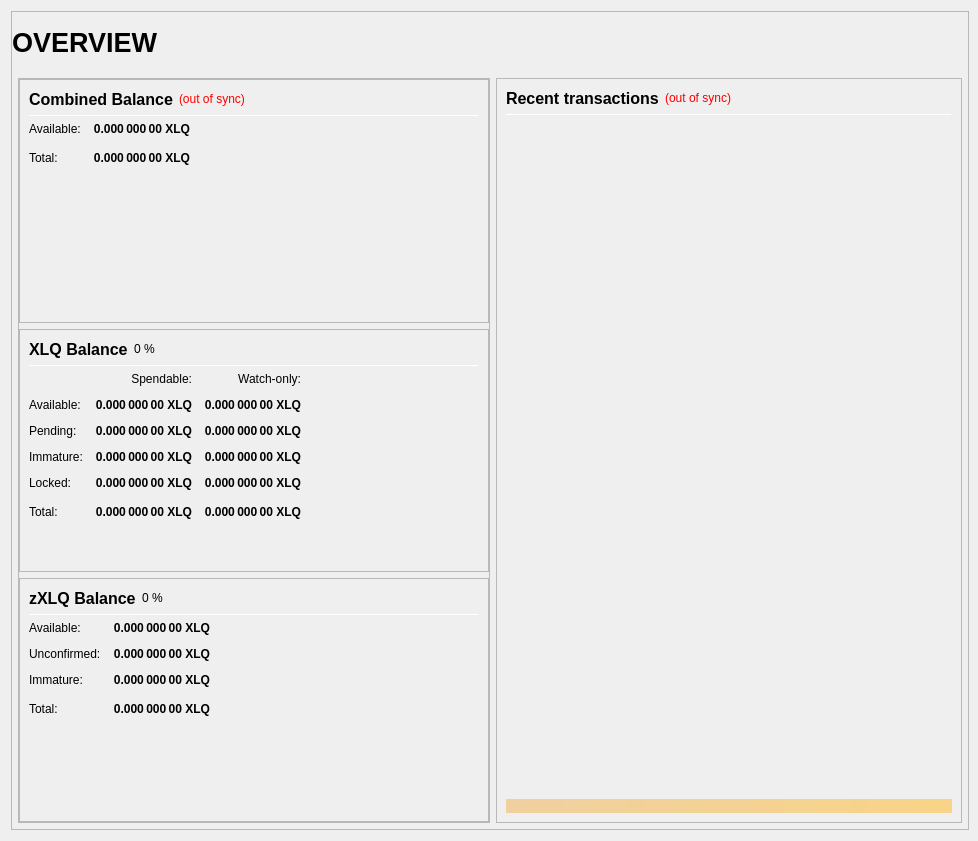
Above: src/qt/forms/overviewpage.ui from piklock/FAQO before the change. Below: the same form after it.
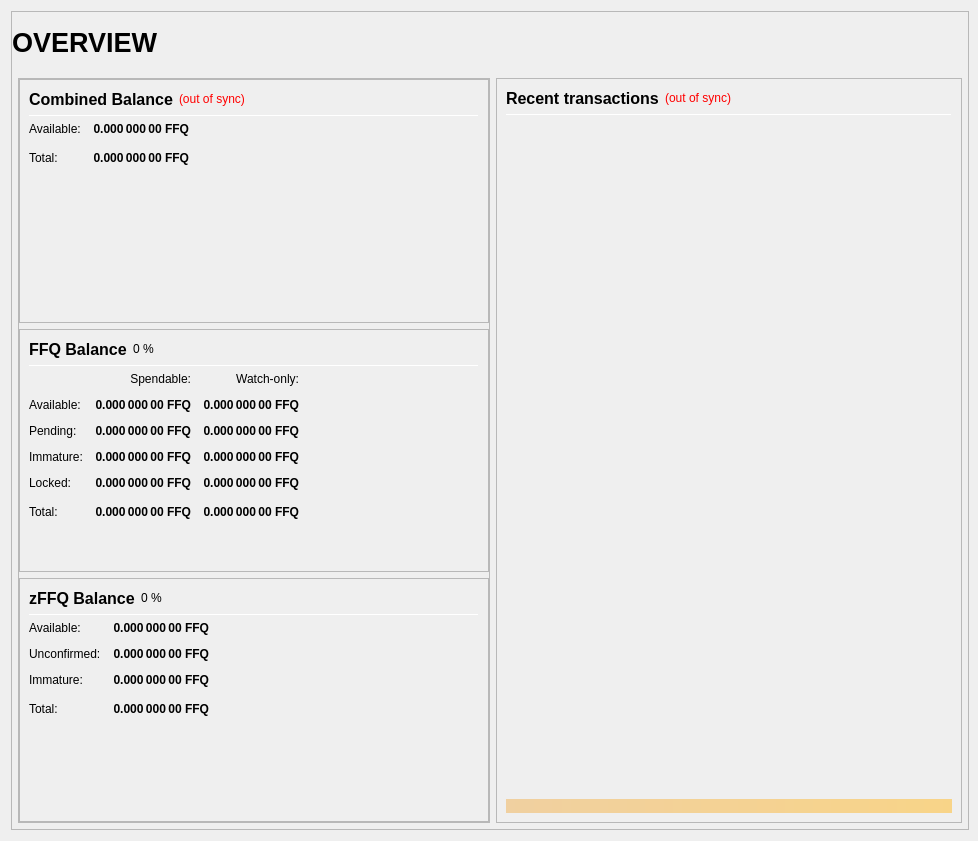
That is the form after the change.

Patch:
```diff
--- a/src/qt/forms/overviewpage.ui
+++ b/src/qt/forms/overviewpage.ui
@@ -333,7 +333,7 @@
                           <string>Your current spendable balance</string>
                          </property>
                          <property name="text">
-                          <string notr="true">0.000 000 00 XLQ</string>
+                          <string notr="true">0.000 000 00 FFQ</string>
                          </property>
                          <property name="alignment">
                           <set>Qt::AlignRight|Qt::AlignTrailing|Qt::AlignVCenter</set>
@@ -365,7 +365,7 @@
                           <string>Total Balance, including all unavailable coins.</string>
                          </property>
                          <property name="text">
-                          <string notr="true">0.000 000 00 XLQ</string>
+                          <string notr="true">0.000 000 00 FFQ</string>
                          </property>
                          <property name="alignment">
                           <set>Qt::AlignRight|Qt::AlignTrailing|Qt::AlignVCenter</set>
@@ -433,7 +433,7 @@
                           </font>
                          </property>
                          <property name="text">
-                          <string>XLQ Balance</string>
+                          <string>FFQ Balance</string>
                          </property>
                         </widget>
                        </item>
@@ -525,7 +525,7 @@
                           <string>Your current spendable balance</string>
                          </property>
                          <property name="text">
-                          <string notr="true">0.000 000 00 XLQ</string>
+                          <string notr="true">0.000 000 00 FFQ</string>
                          </property>
                          <property name="alignment">
                           <set>Qt::AlignRight|Qt::AlignTrailing|Qt::AlignVCenter</set>
@@ -550,7 +550,7 @@
                           <string>Your current balance in watch-only addresses</string>
                          </property>
                          <property name="text">
-                          <string notr="true">0.000 000 00 XLQ</string>
+                          <string notr="true">0.000 000 00 FFQ</string>
                          </property>
                          <property name="alignment">
                           <set>Qt::AlignRight|Qt::AlignTrailing|Qt::AlignVCenter</set>
@@ -582,7 +582,7 @@
                           <string>Total of transactions that have yet to be confirmed, and do not yet count toward the spendable balance</string>
                          </property>
                          <property name="text">
-                          <string notr="true">0.000 000 00 XLQ</string>
+                          <string notr="true">0.000 000 00 FFQ</string>
                          </property>
                          <property name="alignment">
                           <set>Qt::AlignRight|Qt::AlignTrailing|Qt::AlignVCenter</set>
@@ -607,7 +607,7 @@
                           <string>Unconfirmed transactions to watch-only addresses</string>
                          </property>
                          <property name="text">
-                          <string notr="true">0.000 000 00 XLQ</string>
+                          <string notr="true">0.000 000 00 FFQ</string>
                          </property>
                          <property name="alignment">
                           <set>Qt::AlignRight|Qt::AlignTrailing|Qt::AlignVCenter</set>
@@ -639,7 +639,7 @@
                           <string>Staked or masternode rewards that has not yet matured</string>
                          </property>
                          <property name="text">
-                          <string notr="true">0.000 000 00 XLQ</string>
+                          <string notr="true">0.000 000 00 FFQ</string>
                          </property>
                          <property name="alignment">
                           <set>Qt::AlignRight|Qt::AlignTrailing|Qt::AlignVCenter</set>
@@ -664,7 +664,7 @@
                           <string>Staked or masternode rewards in watch-only addresses that has not yet matured</string>
                          </property>
                          <property name="text">
-                          <string notr="true">0.000 000 00 XLQ</string>
+                          <string notr="true">0.000 000 00 FFQ</string>
                          </property>
                          <property name="alignment">
                           <set>Qt::AlignRight|Qt::AlignTrailing|Qt::AlignVCenter</set>
@@ -699,7 +699,7 @@
                           <string>Locked XLQ or Masternode collaterals. These are excluded from zXLQ minting.</string>
                          </property>
                          <property name="text">
-                          <string notr="true">0.000 000 00 XLQ</string>
+                          <string notr="true">0.000 000 00 FFQ</string>
                          </property>
                          <property name="alignment">
                           <set>Qt::AlignRight|Qt::AlignTrailing|Qt::AlignVCenter</set>
@@ -724,7 +724,7 @@
                           <string>Current locked balance in watch-only addresses</string>
                          </property>
                          <property name="text">
-                          <string notr="true">0.000 000 00 XLQ</string>
+                          <string notr="true">0.000 000 00 FFQ</string>
                          </property>
                          <property name="alignment">
                           <set>Qt::AlignRight|Qt::AlignTrailing|Qt::AlignVCenter</set>
@@ -759,7 +759,7 @@
                           <string>Your current FAQO balance, unconfirmed and immature transactions included</string>
                          </property>
                          <property name="text">
-                          <string notr="true">0.000 000 00 XLQ</string>
+                          <string notr="true">0.000 000 00 FFQ</string>
                          </property>
                          <property name="alignment">
                           <set>Qt::AlignRight|Qt::AlignTrailing|Qt::AlignVCenter</set>
@@ -784,7 +784,7 @@
                           <string>Current total balance in watch-only addresses</string>
                          </property>
                          <property name="text">
-                          <string notr="true">0.000 000 00 XLQ</string>
+                          <string notr="true">0.000 000 00 FFQ</string>
                          </property>
                          <property name="alignment">
                           <set>Qt::AlignRight|Qt::AlignTrailing|Qt::AlignVCenter</set>
@@ -852,7 +852,7 @@
                           </font>
                          </property>
                          <property name="text">
-                          <string>zXLQ Balance</string>
+                          <string>zFFQ Balance</string>
                          </property>
                         </widget>
                        </item>
@@ -926,7 +926,7 @@
 These zXLQ are spendable.</string>
                          </property>
                          <property name="text">
-                          <string notr="true">0.000 000 00 XLQ</string>
+                          <string notr="true">0.000 000 00 FFQ</string>
                          </property>
                          <property name="alignment">
                           <set>Qt::AlignRight|Qt::AlignTrailing|Qt::AlignVCenter</set>
@@ -957,7 +957,7 @@
 Immature: confirmed, but less than 1 mint of the same denomination after it was minted</string>
                          </property>
                          <property name="text">
-                          <string notr="true">0.000 000 00 XLQ</string>
+                          <string notr="true">0.000 000 00 FFQ</string>
                          </property>
                          <property name="alignment">
                           <set>Qt::AlignRight|Qt::AlignTrailing|Qt::AlignVCenter</set>
@@ -988,7 +988,7 @@
 Immature: confirmed, but less than 1 mint of the same denomination after it was minted</string>
                          </property>
                          <property name="text">
-                          <string notr="true">0.000 000 00 XLQ</string>
+                          <string notr="true">0.000 000 00 FFQ</string>
                          </property>
                          <property name="alignment">
                           <set>Qt::AlignRight|Qt::AlignTrailing|Qt::AlignVCenter</set>
@@ -1020,7 +1020,7 @@
                           <string>Your current zXLQ balance, unconfirmed and immature zXLQ included.</string>
                          </property>
                          <property name="text">
-                          <string notr="true">0.000 000 00 XLQ</string>
+                          <string notr="true">0.000 000 00 FFQ</string>
                          </property>
                          <property name="alignment">
                           <set>Qt::AlignRight|Qt::AlignTrailing|Qt::AlignVCenter</set>
```
Left out of the diff: 16 changed lines with no effect on the pictures.
